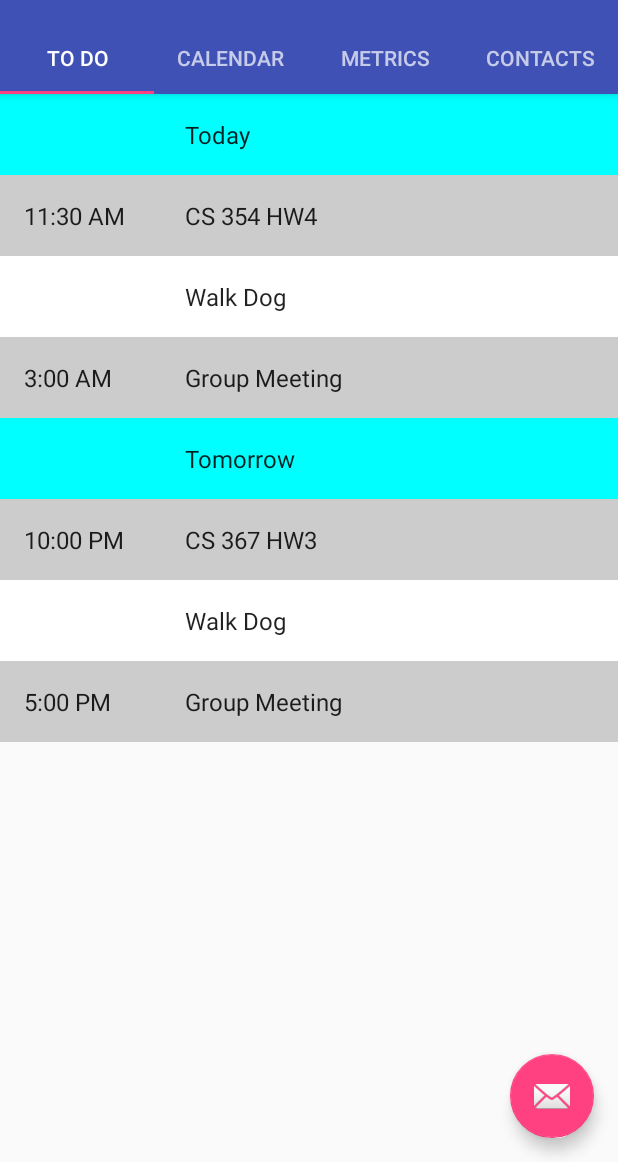
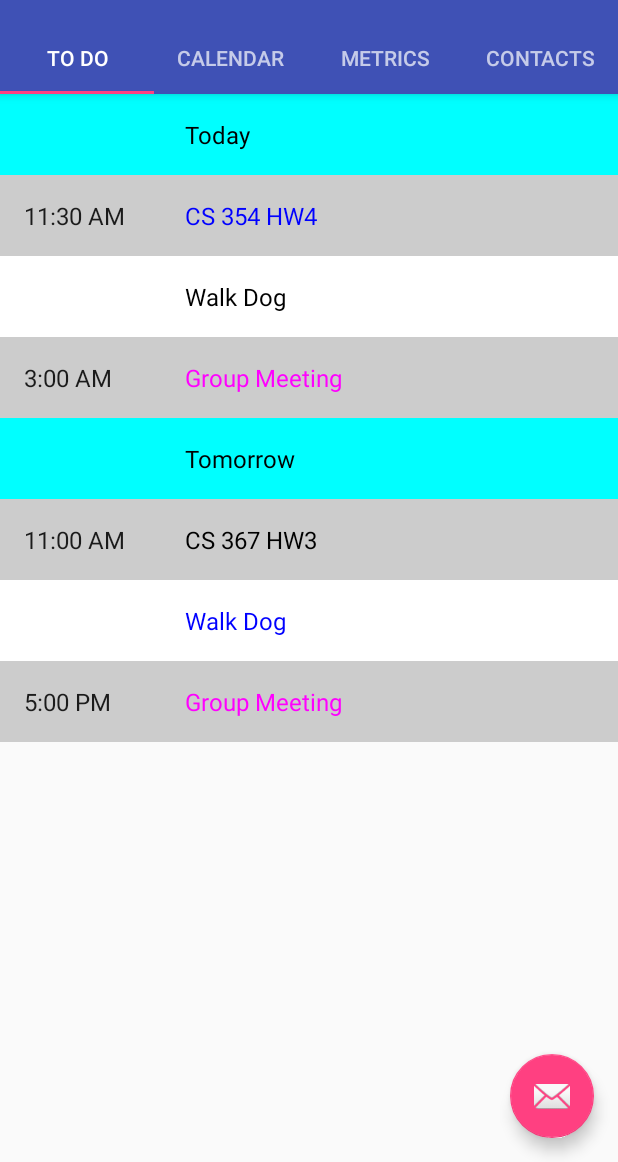
Before and after one commit to MSpelman/AndDone, an Android app: the screen it shows after launch (TodoActivity), on a phone screen of 412 x 824 dp, the part 74-1236 px from its top. Run offline under Robolectric (Android 15) with nearby library versions, the phone set to English and light mode, and no system bars.

Commit message:
Todo: Color coding
Added color coding:
Pink: Event
Blue: Unfinished Task
Black: Completed Task

```diff
--- a/app/src/main/java/com/example/anddone/TodoContent.java
+++ b/app/src/main/java/com/example/anddone/TodoContent.java
@@ -63,15 +63,14 @@ public class TodoContent {
 
         /* TODAY */
         Day today = new Day(new Date());
-        schedule.addDay(today);
 
-        // Add Task - 11:30 am CS 354 HW4 - Blue
+        // Add Task - 11:30 pm CS 354 HW4 - Blue
         calendar.set(Calendar.HOUR, 11);
         calendar.set(Calendar.MINUTE, 30);
         Task task = new Task("CS 354 HW4", "354 HW 4 is due", calendar.getTime());
         today.addTask(task);
 
-        // Add Task w/o time - Walk Dog - Completed - Gray
+        // Add Task w/o time - Walk Dog - Completed - Black
         task = new Task("Walk Dog", "Walk dog around block");
         task.completeTask();
         today.addTask(task);
@@ -82,14 +81,16 @@ public class TodoContent {
         Event event = new Event("Group Meeting", "Meet with CS 470 group", calendar.getTime());
         today.addEvent(event);
 
+        schedule.addDay(today);
+
         /* TOMORROW */
         calendar.roll(Calendar.DATE, 1);
         Day tomorrow = new Day (calendar.getTime());
-        schedule.addDay(tomorrow);
 
-        // Add Task - 11:00 pm CS 367 HW3 - Completed - Gray
-        calendar.set(Calendar.HOUR, 22);
+        // Add Task - 11:00 pm CS 367 HW3 - Completed - Black
+        calendar.set(Calendar.HOUR, 11);
         task = new Task("CS 367 HW3", "367 HW3 is due", calendar.getTime());
+        task.completeTask();
         tomorrow.addTask(task);
 
         // Add Task w/o time - Walk Dog - Blue
@@ -99,7 +100,10 @@ public class TodoContent {
         // Add Event - 5:00 pm Group Meeting - Pink
         calendar.set(Calendar.HOUR, 5);
         calendar.set(Calendar.MINUTE, 0);
+        calendar.set(Calendar.AM_PM, Calendar.PM);
         event = new Event("Group Meeting", "Meet with CS 506 group", calendar.getTime());
         tomorrow.addEvent(event);
+
+        schedule.addDay(tomorrow);
     }
 }
--- a/app/src/main/java/com/example/anddone/TodoTabRecyclerViewAdapter.java
+++ b/app/src/main/java/com/example/anddone/TodoTabRecyclerViewAdapter.java
@@ -46,8 +46,24 @@ public class TodoTabRecyclerViewAdapter extends RecyclerView.Adapter<TodoTabRecy
         holder.mNameView.setId(position);
         holder.mRow.setId(position);
         String name = mValues.get(position).getName();
+
+        // Color coordinate text based on type
+        String itemClass = holder.mItem.getClass().toString();
+        if (itemClass.contains("Event")) {
+            holder.mNameView.setTextColor(Color.MAGENTA);
+        } else {
+            Task item = (Task) holder.mItem;
+            if (item.isCompleted()) {
+                holder.mNameView.setTextColor(Color.BLACK);
+            } else {
+                holder.mNameView.setTextColor(Color.BLUE);
+            }
+        }
+
+        // Set background color of subheadings and alternating rows
         if (name.equals("Today") || name.equals("Tomorrow")) {
             holder.mRow.setBackgroundColor(Color.CYAN);
+            holder.mNameView.setTextColor(Color.BLACK);
         } else if ((position % 2) == 0) {
             holder.mRow.setBackgroundColor(Color.WHITE);
         } else {
```
